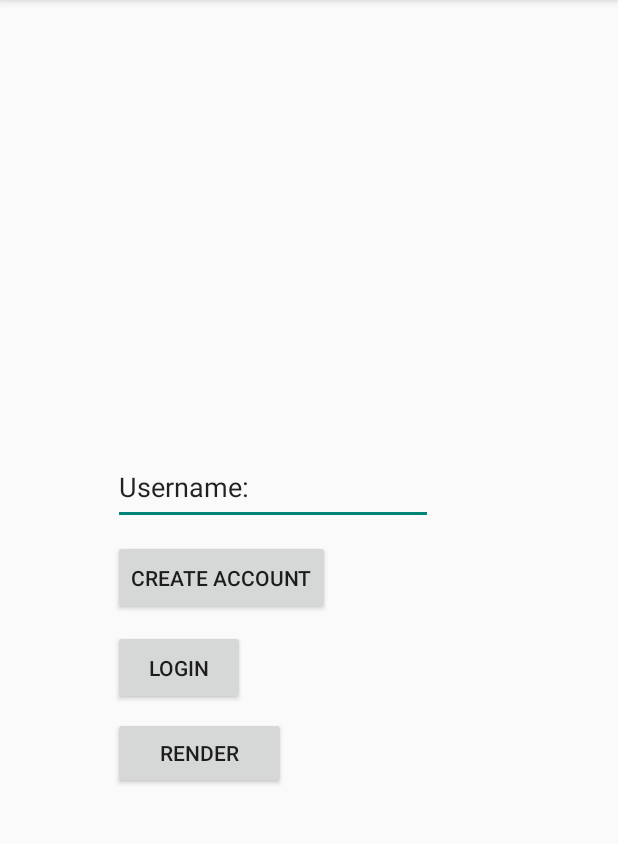
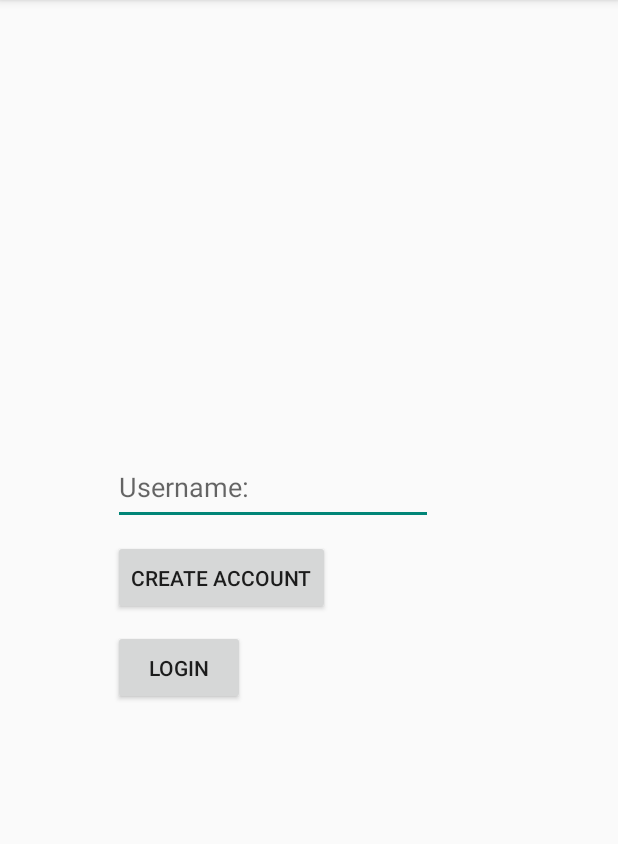
Before and after one commit to ARrangeMe/ARrangeMe-app, an Android app: the screen it shows after launch (LoginActivity), on a phone screen of 412 x 824 dp, the part 84-928 px from its top. Run offline under Robolectric (Android 15) with nearby library versions, the phone set to English and light mode, and no system bars.

Commit message:
Bug fixes for text field, is_fragile, duplicate items

```diff
--- a/app/src/main/java/com/google/ar/sceneform/samples/src/ui/items/AddItemActivity.java
+++ b/app/src/main/java/com/google/ar/sceneform/samples/src/ui/items/AddItemActivity.java
@@ -100,9 +100,9 @@ public class AddItemActivity extends AppCompatActivity {
 
         name.setText(item.getName());
         description.setText(item.getDescription());
-        width.setText(String.valueOf(item.getWidth()));
-        length.setText(String.valueOf(item.getLength()));
-        height.setText(String.valueOf(item.getHeight()));
+        width.setText(String.format("%.2f", item.getWidth()));
+        length.setText(String.format("%.2f", item.getLength()));
+        height.setText(String.format("%.2f", item.getHeight()));
         weight.setText(String.valueOf(item.getWeight()));
         isFragile.setChecked(item.isFragile());
     }
--- a/app/src/main/java/com/google/ar/sceneform/samples/src/ui/items/ItemsPresenterImpl.java
+++ b/app/src/main/java/com/google/ar/sceneform/samples/src/ui/items/ItemsPresenterImpl.java
@@ -22,6 +22,9 @@ public class ItemsPresenterImpl implements ItemsPresenter {
             SharedDataService instance = SharedDataService.getInstance();
             String commitUrl = String.format(Constants.commitJobEndpoint, instance.getJob().getJobID());
             JSONArray itemsJson = new JSONArray();
+            if (instance.getJob().getItemsUnpacked().isEmpty()) {
+                return;
+            }
             instance.getJob().getItemsUnpacked().forEach(item -> itemsJson.put(item.toJson()));
             JSONObject json = new JSONObject();
             json.put("user_id", instance.getUser().getUserID());
--- a/app/src/main/res/layout/activity_loginpage.xml
+++ b/app/src/main/res/layout/activity_loginpage.xml
@@ -25,7 +25,7 @@
         android:ems="10"
         android:inputType="textPersonName"
         android:minHeight="48dp"
-        android:text="@string/login_username"
+        android:hint="@string/login_username"
         app:layout_constraintStart_toStartOf="parent"
         app:layout_constraintTop_toTopOf="parent" />
 
@@ -40,16 +40,16 @@
         app:layout_constraintTop_toBottomOf="@+id/editTextLogin" />
 
 
-    <Button
-        android:id="@+id/renderTestButton"
-        android:layout_width="115dp"
-        android:layout_height="48dp"
-        android:layout_marginTop="8dp"
-        android:onClick="onRenderClick"
-        android:text="Render"
-        app:layout_constraintEnd_toEndOf="@+id/loginButton"
-        app:layout_constraintHorizontal_bias="0.0"
-        app:layout_constraintStart_toStartOf="@+id/loginButton"
-        app:layout_constraintTop_toBottomOf="@+id/loginButton" />
+<!--    <Button-->
+<!--        android:id="@+id/renderTestButton"-->
+<!--        android:layout_width="115dp"-->
+<!--        android:layout_height="48dp"-->
+<!--        android:layout_marginTop="8dp"-->
+<!--        android:onClick="onRenderClick"-->
+<!--        android:text="Render"-->
+<!--        app:layout_constraintEnd_toEndOf="@+id/loginButton"-->
+<!--        app:layout_constraintHorizontal_bias="0.0"-->
+<!--        app:layout_constraintStart_toStartOf="@+id/loginButton"-->
+<!--        app:layout_constraintTop_toBottomOf="@+id/loginButton" />-->
 
 </androidx.constraintlayout.widget.ConstraintLayout>
--- a/app/src/main/res/layout/activity_register.xml
+++ b/app/src/main/res/layout/activity_register.xml
@@ -14,7 +14,7 @@
         android:layout_marginTop="300dp"
         android:ems="10"
         android:inputType="textPersonName"
-        android:text="@string/register_username"
+        android:hint="@string/register_username"
         app:layout_constraintStart_toStartOf="parent"
         app:layout_constraintTop_toTopOf="parent" />
 
```
Also changed, not shown: app/src/main/java/com/google/ar/sceneform/samples/src/model/Item.java (+5 -4 lines), app/src/main/java/com/google/ar/sceneform/samples/src/ui/items/ItemsActivity.java (+13 -1 lines).
